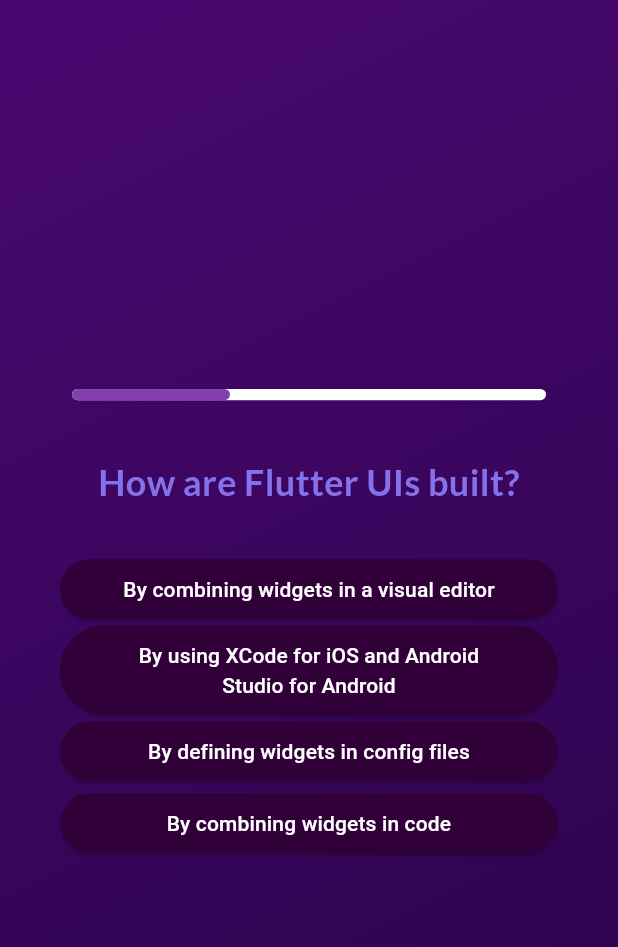
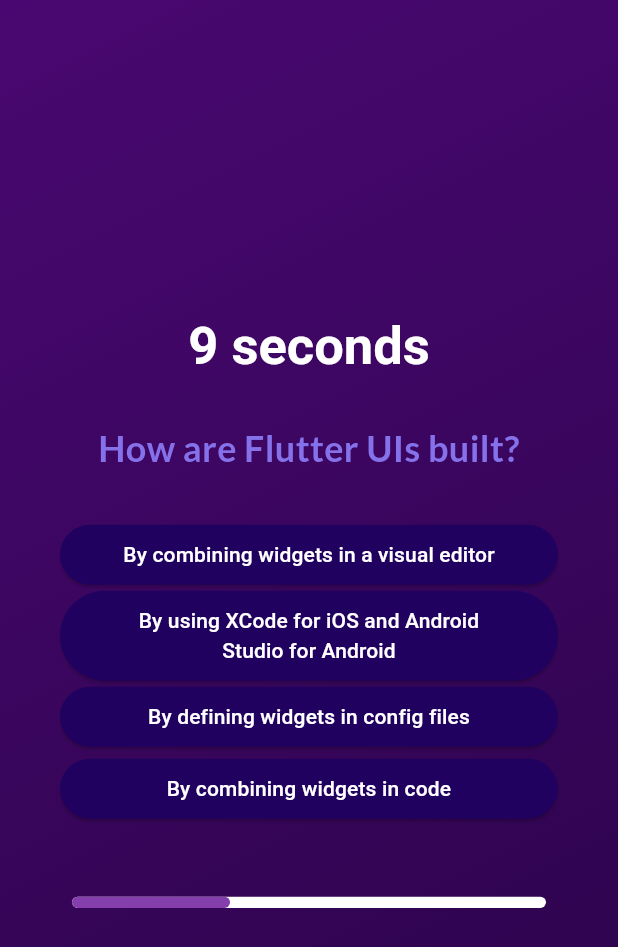
Before and after one commit to NicoSGaray/quiz_app, a Flutter app: the screen it shows after launch, after a tap on "Start Quiz", after a tap on "Components", on a phone screen of 412 x 824 dp. Shown: the top 947 px of the screen. Run offline on Flutter 3.47's test engine with Material 3 defaults, Android fonts, the phone set to English and light mode, and no system bars; our stand-ins replace google_fonts.

Commit message:
quiz_timer

```diff
--- a/lib/answer_button.dart
+++ b/lib/answer_button.dart
@@ -19,14 +19,15 @@ class AnswerButton extends StatelessWidget {
           vertical: 10,
           horizontal: 40,
         ),
-        backgroundColor: const Color.fromARGB(255, 49, 0, 57),
+        backgroundColor: const Color.fromARGB(255, 33, 1, 95),
         foregroundColor: Colors.white,
         shape: RoundedRectangleBorder(
           borderRadius: BorderRadius.circular(40),
         ),
       ),
-      child: Text(answerText,
-      textAlign: TextAlign.center,
+      child: Text(
+        answerText,
+        textAlign: TextAlign.center,
       ),
     );
   }
--- a/lib/questions_screen.dart
+++ b/lib/questions_screen.dart
@@ -3,6 +3,7 @@ import 'package:google_fonts/google_fonts.dart';
 import 'package:quiz_app/answer_button.dart';
 import 'package:quiz_app/data/questions.dart';
 import 'package:quiz_app/upgrades/quiz_progress_bar.dart';
+import 'package:quiz_app/upgrades/quiz_timer.dart';
 
 class QuestionsScreen extends StatefulWidget {
   const QuestionsScreen({super.key, required this.onSelectAnswer});
@@ -17,12 +18,30 @@ class QuestionsScreen extends StatefulWidget {
 
 class _QuestionsScreenState extends State<QuestionsScreen> {
   var currentQuestionIndex = 0;
+   final int totalTimePerQuestion = 10; // Set time per question in seconds
+  final GlobalKey<QuizTimerState> _quizTimerKey =
+      GlobalKey<QuizTimerState>(); // Key to control the QuizTimer
 
+  // Method to handle answer selection
   void answerQuestion(String selectedAnswer) {
     widget.onSelectAnswer(selectedAnswer);
-    setState(() {
-      currentQuestionIndex++;
-    });
+    moveToNextQuestion();
+  }
+
+  // Method to move to the next question
+  void moveToNextQuestion() {
+    if (currentQuestionIndex < questions.length - 1) {
+      setState(() {
+        currentQuestionIndex++;
+      });
+      _quizTimerKey.currentState?.restartTimer(); // Restart the timer
+    }
+  }
+
+  // Method to handle when the timer reaches zero
+  void handleTimeEnd() {
+    // Automatically move to the next question
+    moveToNextQuestion();
   }
 
   @override
@@ -37,10 +56,14 @@ class _QuestionsScreenState extends State<QuestionsScreen> {
           mainAxisAlignment: MainAxisAlignment.center,
           crossAxisAlignment: CrossAxisAlignment.stretch,
           children: [
-            QuizProgressBar(
-              // Added for progress bar
-              currentQuestionIndex: currentQuestionIndex,
-              totalQuestions: questions.length,
+            // Implement the QuizTimer widget
+            Center(
+              child: QuizTimer(
+                key: _quizTimerKey,
+                totalTime: totalTimePerQuestion,
+                onTimeUpdate: (remainingTime) {},
+                onTimeEnd: handleTimeEnd,
+              ),
             ),
             const SizedBox(height: 30),
             Text(
@@ -60,7 +83,15 @@ class _QuestionsScreenState extends State<QuestionsScreen> {
                   answerQuestion(answer);
                 },
               );
-            })
+            }),
+            Padding(
+              padding: const EdgeInsets.fromLTRB(0, 40, 0, 0),
+              child: QuizProgressBar(
+                // Added for progress bar
+                currentQuestionIndex: currentQuestionIndex,
+                totalQuestions: questions.length,
+              ),
+            ),
           ],
         ),
       ),
--- a/lib/upgrades/answer_pop_up.dart
+++ /dev/null
@@ -1,5 +0,0 @@
-//Nico Garay 9/24/24
-//Making a pop-up that instantly tells you that your answer was wrong or right
-//
-//Things needed for this:
-//
--- a/lib/upgrades/quiz_timer.dart
+++ b/lib/upgrades/quiz_timer.dart
@@ -5,9 +5,10 @@
 
 import 'dart:async';
 import 'package:flutter/material.dart';
+import 'package:google_fonts/google_fonts.dart';
 
 class QuizTimer extends StatefulWidget {
-  final int totalTime; // Total time in seconds for the timer
+  final int totalTime; // Total time in seconds for each question
   final ValueChanged<int> onTimeUpdate; // Callback to send remaining time
   final VoidCallback onTimeEnd; // Callback when the timer reaches zero
 
@@ -19,10 +20,10 @@ class QuizTimer extends StatefulWidget {
   });
 
   @override
-  _QuizTimerState createState() => _QuizTimerState();
+  QuizTimerState createState() => QuizTimerState();
 }
 
-class _QuizTimerState extends State<QuizTimer> {
+class QuizTimerState extends State<QuizTimer> {
   late int _remainingTime;
   Timer? _timer;
 
@@ -39,8 +40,11 @@ class _QuizTimerState extends State<QuizTimer> {
     super.dispose();
   }
 
-  // Method to start the countdown timer
+  // Method to start or restart the timer
   void startTimer() {
+    _timer?.cancel(); // Cancel any existing timer before starting a new one
+    _remainingTime = widget.totalTime; // Reset the remaining time
+
     _timer = Timer.periodic(const Duration(seconds: 1), (timer) {
       if (_remainingTime > 0) {
         setState(() {
@@ -54,13 +58,27 @@ class _QuizTimerState extends State<QuizTimer> {
     });
   }
 
+  // Expose a method to restart the timer from the parent widget
+  void restartTimer() {
+    startTimer();
+  }
+
   @override
   Widget build(BuildContext context) {
-    return Text(
-      'Time Remaining: $_remainingTime seconds',
-      style: TextStyle(
-          fontSize: 20,
-          color: _remainingTime <= 10 ? Colors.red : Colors.black),
+    return RichText(
+      text: TextSpan(
+        children: [
+          TextSpan(
+              text: '$_remainingTime seconds',
+              style: TextStyle(
+                fontSize: 35,
+                color: _remainingTime <= 5
+                    ? Colors.red
+                    : Colors.white, // White initially, then red when <= 10
+                fontWeight: FontWeight.bold,
+              )),
+        ],
+      ),
     );
   }
 }
```
